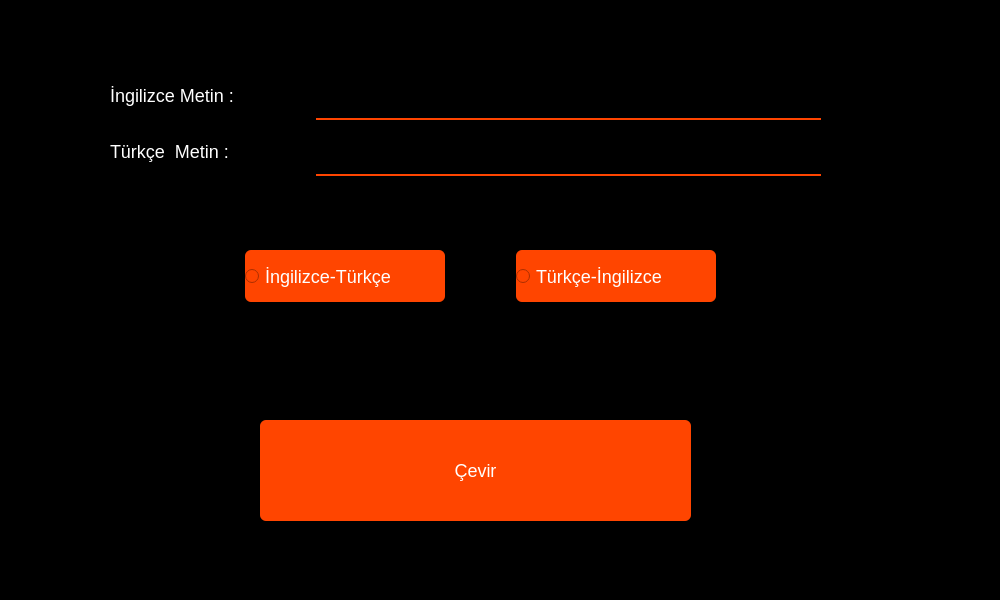
Above: ceviri.ui from tubaAdgzl/pyqt5_ceviri_uygulamasi before the change. Below: the same form after it.
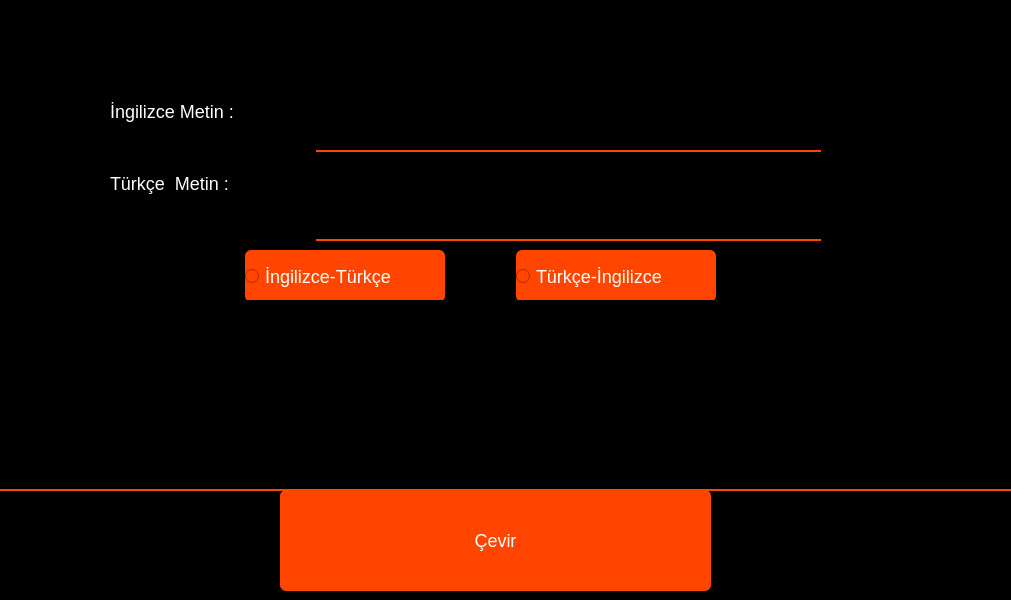
That is the form after the change.

Diff of the .ui file:
```diff
--- a/ceviri.ui
+++ b/ceviri.ui
@@ -6,20 +6,20 @@
    <rect>
     <x>0</x>
     <y>0</y>
-    <width>1000</width>
+    <width>1011</width>
     <height>600</height>
    </rect>
   </property>
   <property name="minimumSize">
    <size>
-    <width>1000</width>
-    <height>600</height>
+    <width>0</width>
+    <height>0</height>
    </size>
   </property>
   <property name="maximumSize">
    <size>
-    <width>1000</width>
-    <height>600</height>
+    <width>16777215</width>
+    <height>16777215</height>
    </size>
   </property>
   <property name="windowTitle">
@@ -48,7 +48,7 @@
     font-size: 18px;
     color:#fff;
 }
-QLineEdit{
+QTextEdit{
     background-color:#000;
     border:none;
     color: #fff;
@@ -72,28 +72,11 @@
 }</string>
   </property>
   <widget class="QWidget" name="centralwidget">
-   <widget class="QLabel" name="lbl_ceviri">
-    <property name="geometry">
-     <rect>
-      <x>20</x>
-      <y>340</y>
-      <width>781</width>
-      <height>111</height>
-     </rect>
-    </property>
-    <property name="styleSheet">
-     <string notr="true">font-size:18px;
-color:#fff;</string>
-    </property>
-    <property name="text">
-     <string/>
-    </property>
-   </widget>
    <widget class="QPushButton" name="btn_cevir">
     <property name="geometry">
      <rect>
-      <x>260</x>
-      <y>420</y>
+      <x>280</x>
+      <y>490</y>
       <width>431</width>
       <height>101</height>
      </rect>
@@ -134,16 +117,6 @@
        </property>
       </widget>
      </item>
-     <item row="0" column="1">
-      <widget class="QLineEdit" name="txt_en">
-       <property name="minimumSize">
-        <size>
-         <width>0</width>
-         <height>50</height>
-        </size>
-       </property>
-      </widget>
-     </item>
      <item row="1" column="0">
       <widget class="QLabel" name="label_2">
        <property name="minimumSize">
@@ -167,18 +140,18 @@
       </widget>
      </item>
      <item row="1" column="1">
-      <widget class="QLineEdit" name="txt_tr">
-       <property name="minimumSize">
-        <size>
-         <width>0</width>
-         <height>50</height>
-        </size>
+      <widget class="QTextEdit" name="txt_tr">
+       <property name="textInteractionFlags">
+        <set>Qt::TextEditorInteraction</set>
        </property>
       </widget>
      </item>
+     <item row="0" column="1">
+      <widget class="QTextEdit" name="txt_en"/>
+     </item>
     </layout>
    </widget>
-   <widget class="QWidget" name="">
+   <widget class="QWidget" name="layoutWidget">
     <property name="geometry">
      <rect>
       <x>180</x>
@@ -234,6 +207,24 @@
      </item>
     </layout>
    </widget>
+   <widget class="QTextEdit" name="txt_ceviri">
+    <property name="geometry">
+     <rect>
+      <x>0</x>
+      <y>300</y>
+      <width>1011</width>
+      <height>191</height>
+     </rect>
+    </property>
+    <property name="styleSheet">
+     <string notr="true">background-color: rgb(0, 0, 0);
+color: rgb(255, 255, 255);
+font-size:18px;</string>
+    </property>
+    <property name="textInteractionFlags">
+     <set>Qt::TextSelectableByKeyboard|Qt::TextSelectableByMouse</set>
+    </property>
+   </widget>
   </widget>
  </widget>
  <resources/>
```
Left out of the diff: 2 changed lines with no effect on the pictures.
